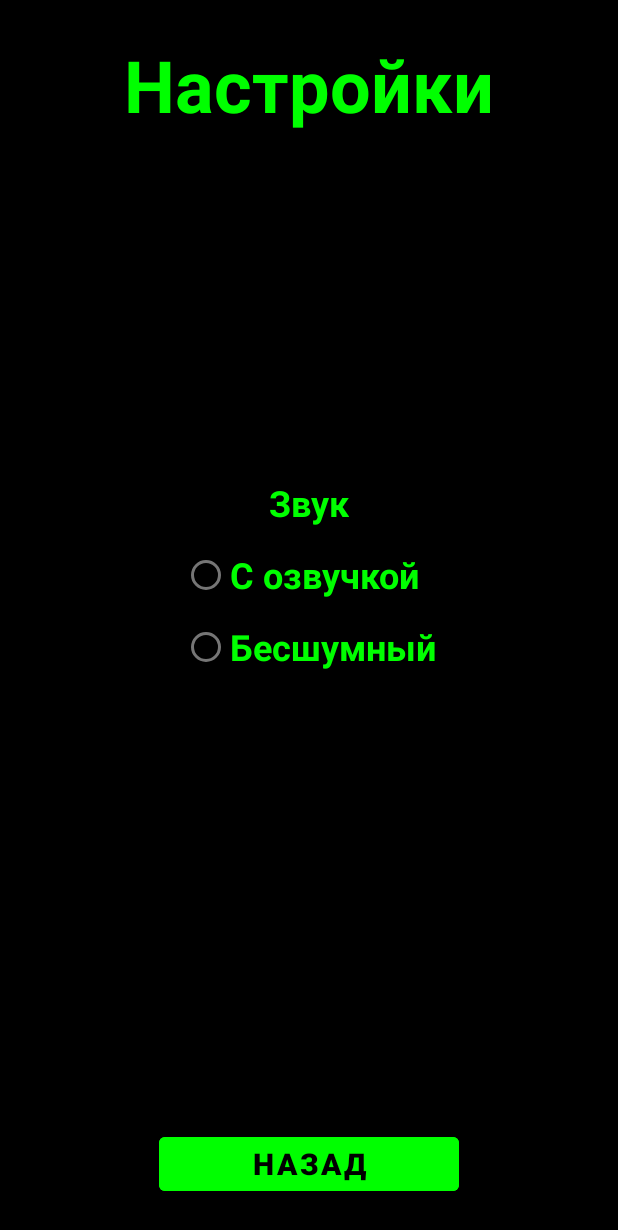
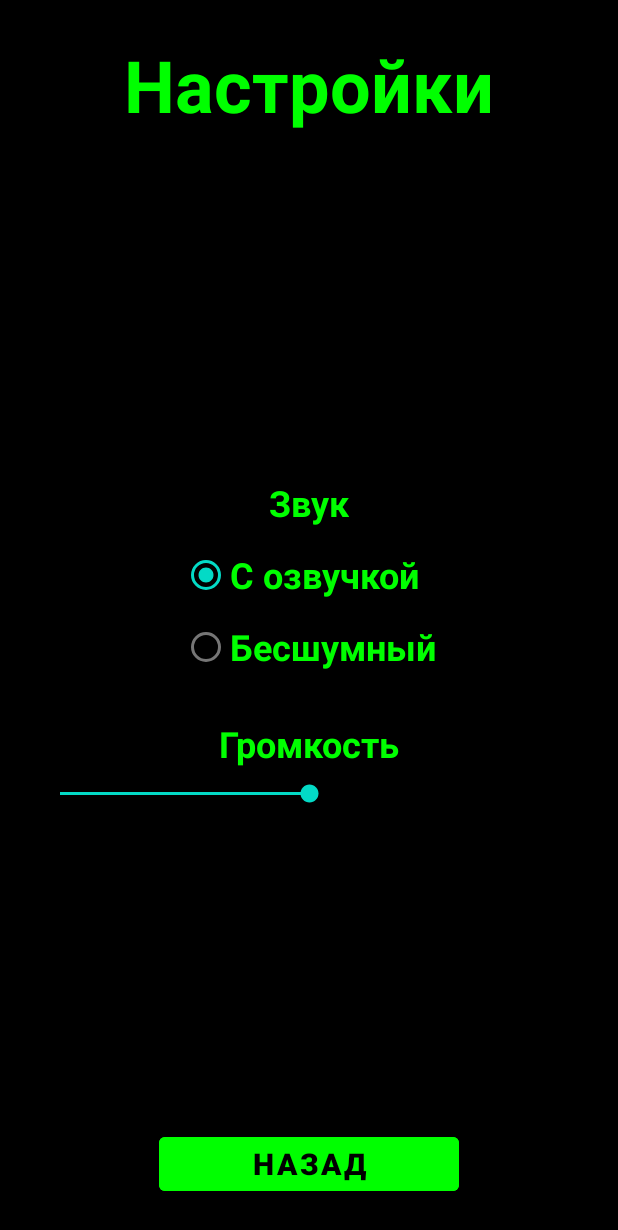
Before and after one commit to laplasian/PushUps, an Android app built with Jetpack Compose: the SettingsFragment screen opened through its navigation route, on a phone screen of 412 x 824 dp. Shown: the top 1230 px of the screen. Run offline under Robolectric (Android 15) with nearby library versions, the phone set to English and light mode, and no system bars.

Commit message:
added sound setting

```diff
--- a/app/src/main/java/ui/SettingsFragment.kt
+++ b/app/src/main/java/ui/SettingsFragment.kt
@@ -1,5 +1,7 @@
 package com.example.pushupcounter
 
+import android.content.Context
+import android.content.SharedPreferences
 import android.os.Bundle
 import android.view.LayoutInflater
 import android.view.View
@@ -7,8 +9,9 @@ import android.view.ViewGroup
 import android.widget.*
 import androidx.fragment.app.Fragment
 
+class SettingsFragment : Fragment() {
 
-class SettingsFragment : Fragment() {
+    private lateinit var prefs: SharedPreferences
 
     override fun onCreateView(
         inflater: LayoutInflater,
@@ -19,15 +22,37 @@ class SettingsFragment : Fragment() {
     }
 
     override fun onViewCreated(view: View, savedInstanceState: Bundle?) {
+        super.onViewCreated(view, savedInstanceState)
+
+        prefs = requireActivity().getSharedPreferences("AppPrefs", Context.MODE_PRIVATE)
 
         val voiceModeGroup = view.findViewById<RadioGroup>(R.id.voiceModeGroup)
         val voiceOn = view.findViewById<RadioButton>(R.id.voiceOn)
         val voiceOff = view.findViewById<RadioButton>(R.id.voiceOff)
         val volumeSeekBar = view.findViewById<SeekBar>(R.id.volumeSeekBar)
         val volumeLabel = view.findViewById<TextView>(R.id.volumeLabel)
+        val returnButton = view.findViewById<Button>(R.id.returnButton1)
+
+        val isSoundOn = prefs.getBoolean("SOUND_ENABLED", true)
+        val savedVolume = prefs.getInt("VOLUME_LEVEL", 50)
+
+        if (isSoundOn) {
+            voiceOn.isChecked = true
+            volumeSeekBar.visibility = View.VISIBLE
+            volumeLabel.visibility = View.VISIBLE
+        } else {
+            voiceOff.isChecked = true
+            volumeSeekBar.visibility = View.GONE
+            volumeLabel.visibility = View.GONE
+        }
+        volumeSeekBar.progress = savedVolume
 
         voiceModeGroup.setOnCheckedChangeListener { _, checkedId ->
-            if (checkedId == R.id.voiceOn) {
+            val isEnabled = (checkedId == R.id.voiceOn)
+
+            prefs.edit().putBoolean("SOUND_ENABLED", isEnabled).apply()
+
+            if (isEnabled) {
                 volumeSeekBar.visibility = View.VISIBLE
                 volumeLabel.visibility = View.VISIBLE
             } else {
@@ -36,7 +61,15 @@ class SettingsFragment : Fragment() {
             }
         }
 
-        val returnButton = view.findViewById<Button>(R.id.returnButton1)
+        volumeSeekBar.setOnSeekBarChangeListener(object : SeekBar.OnSeekBarChangeListener {
+            override fun onProgressChanged(seekBar: SeekBar?, progress: Int, fromUser: Boolean) {
+                prefs.edit().putInt("VOLUME_LEVEL", progress).apply()
+            }
+
+            override fun onStartTrackingTouch(seekBar: SeekBar?) {}
+            override fun onStopTrackingTouch(seekBar: SeekBar?) {}
+        })
+
         returnButton.setOnClickListener {
             requireActivity().onBackPressedDispatcher.onBackPressed()
         }
```
Also changed, not shown: app/src/main/java/ui/CounterFragment.kt (+11 -1 lines).
